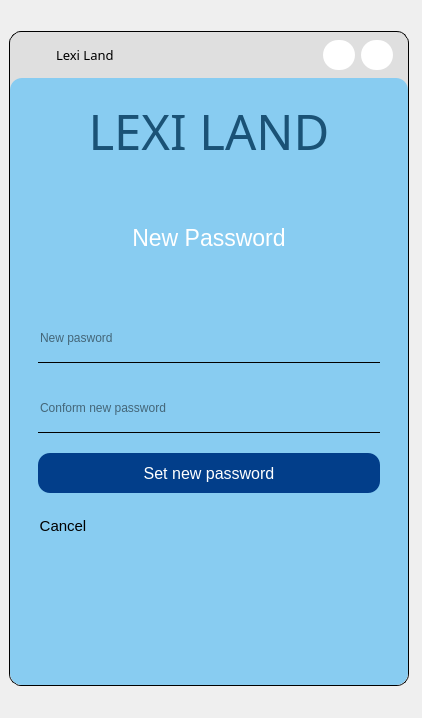
Old version of the form UI/forms/login_register.ui in the repository yuukun123/LexiLand.
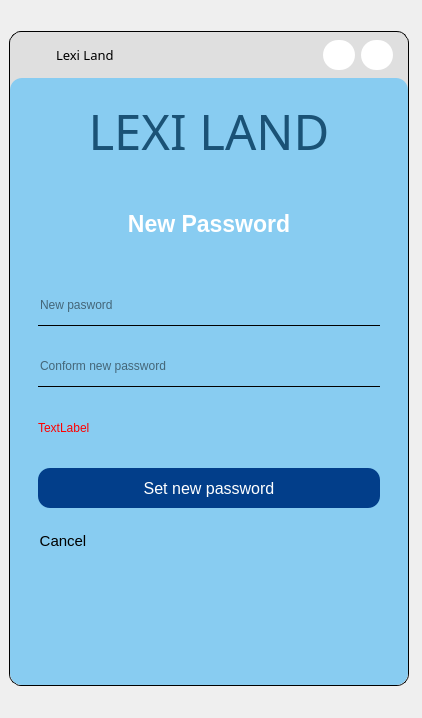
New version of the form. The open tabs and pages were chosen to show the change. Icons and pictures are not drawn.

```diff
--- a/UI/forms/login_register.ui
+++ b/UI/forms/login_register.ui
@@ -1734,6 +1734,8 @@
                 <property name="font">
                  <font>
                   <pointsize>17</pointsize>
+                  <weight>75</weight>
+                  <bold>true</bold>
                  </font>
                 </property>
                 <property name="styleSheet">
@@ -1752,7 +1754,7 @@
                 <property name="maximumSize">
                  <size>
                   <width>16777215</width>
-                  <height>245</height>
+                  <height>286</height>
                  </size>
                 </property>
                 <layout class="QVBoxLayout" name="verticalLayout_19">
@@ -1802,6 +1804,9 @@
                       <property name="styleSheet">
                        <string notr="true"/>
                       </property>
+                      <property name="echoMode">
+                       <enum>QLineEdit::Password</enum>
+                      </property>
                       <property name="placeholderText">
                        <string>New pasword</string>
                       </property>
@@ -1911,6 +1916,9 @@
                       <property name="styleSheet">
                        <string notr="true">border:none;</string>
                       </property>
+                      <property name="echoMode">
+                       <enum>QLineEdit::Password</enum>
+                      </property>
                       <property name="placeholderText">
                        <string>Conform new password</string>
                       </property>
@@ -1981,6 +1989,16 @@
                    </layout>
                   </widget>
                  </item>
+                 <item>
+                  <widget class="QLabel" name="errors_9">
+                   <property name="styleSheet">
+                    <string notr="true">color: rgb(255, 0, 0);</string>
+                   </property>
+                   <property name="text">
+                    <string>TextLabel</string>
+                   </property>
+                  </widget>
+                 </item>
                  <item>
                   <widget class="QPushButton" name="set_new_pass_btn">
                    <property name="maximumSize">
```
Left out of the diff: 157 changed lines with no effect on the pictures.
